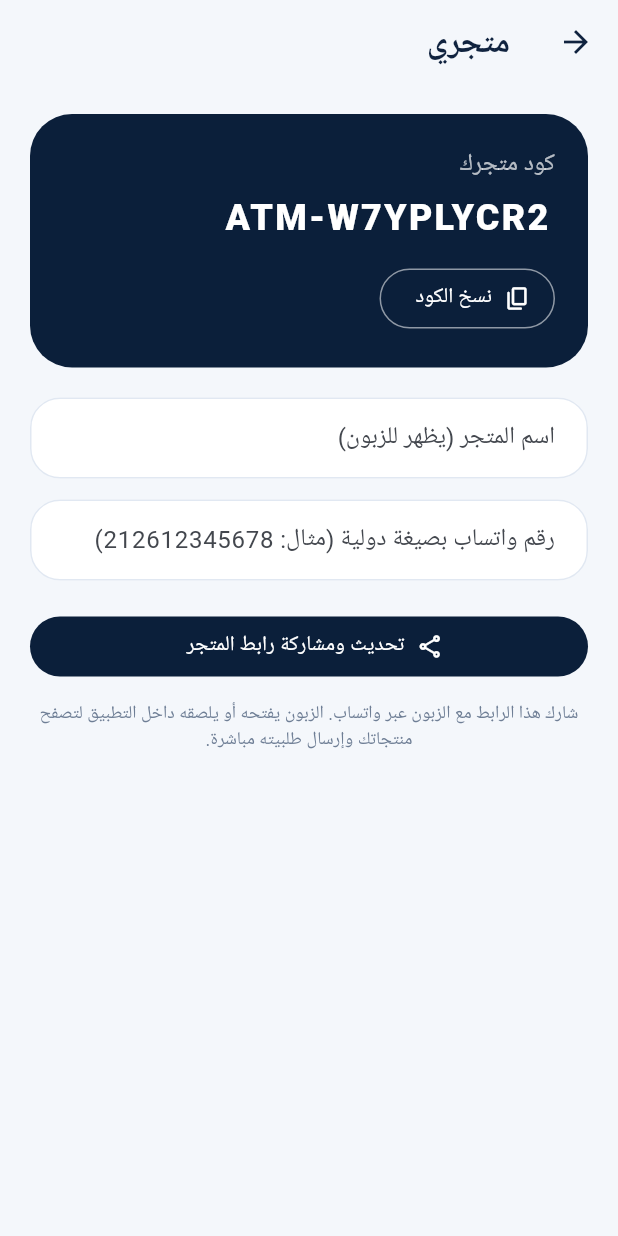
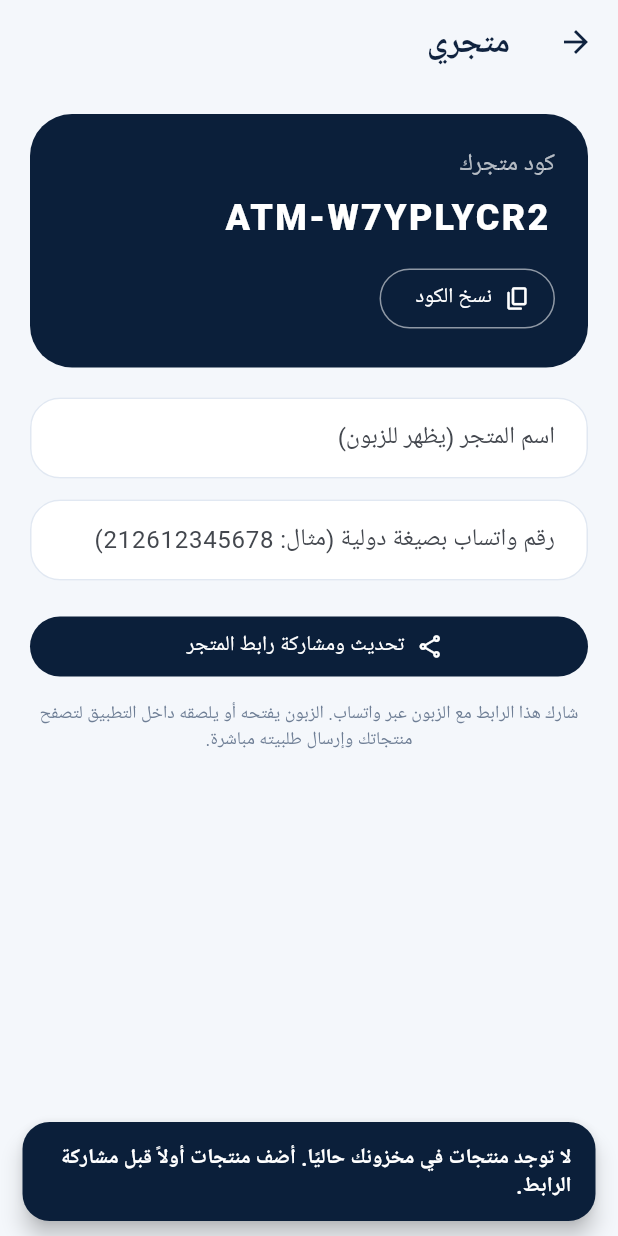
Before and after one commit to Gyorinm/atmina, a Flutter app: the MerchantStoreScreen screen opened directly, after a tap on "تحديث ومشاركة رابط المتجر", on a phone screen of 412 x 824 dp. Run offline on Flutter 3.47's test engine with Material 3 defaults, Android fonts, the phone set to English and light mode, and no system bars; our stand-ins replace app_links, file_picker, flutter_riverpod, share_plus, shared_preferences, sqflite; accounts and stored records are empty.

Commit message:
fix: reliably load full product list before sharing store link, add explicit full-link copy button

```diff
--- a/lib/src/features/store/presentation/screens/merchant_store_screen.dart
+++ b/lib/src/features/store/presentation/screens/merchant_store_screen.dart
@@ -20,6 +20,8 @@ class _MerchantStoreScreenState extends ConsumerState<MerchantStoreScreen> {
   late final TextEditingController _whatsappController;
   bool _initialized = false;
   bool _sharing = false;
+  String? _lastLink;
+  int? _lastItemsCount;
 
   @override
   void initState() {
@@ -118,6 +120,43 @@ class _MerchantStoreScreenState extends ConsumerState<MerchantStoreScreen> {
                   label: Text(_sharing ? 'جارٍ التجهيز...' : 'تحديث ومشاركة رابط المتجر'),
                 ),
                 const SizedBox(height: 12),
+                if (_lastLink != null) ...[
+                  Container(
+                    padding: const EdgeInsets.all(16),
+                    decoration: BoxDecoration(
+                      color: Colors.white,
+                      borderRadius: BorderRadius.circular(20),
+                      border: Border.all(color: AppColors.border),
+                    ),
+                    child: Column(
+                      crossAxisAlignment: CrossAxisAlignment.stretch,
+                      children: [
+                        Text(
+                          'الرابط يحتوي حاليًا على ${_lastItemsCount ?? 0} منتج.',
+                          style: theme.textTheme.bodySmall?.copyWith(color: AppColors.textMuted),
+                        ),
+                        const SizedBox(height: 10),
+                        SelectableText(
+                          _lastLink!,
+                          maxLines: 3,
+                          style: theme.textTheme.bodySmall,
+                        ),
+                        const SizedBox(height: 10),
+                        OutlinedButton.icon(
+                          onPressed: () {
+                            Clipboard.setData(ClipboardData(text: _lastLink!));
+                            ScaffoldMessenger.of(context).showSnackBar(
+                              const SnackBar(content: Text('تم نسخ الرابط الكامل')),
+                            );
+                          },
+                          icon: const Icon(Icons.link_rounded),
+                          label: const Text('نسخ الرابط الكامل'),
+                        ),
+                      ],
+                    ),
+                  ),
+                  const SizedBox(height: 12),
+                ],
                 Text(
                   'شارك هذا الرابط مع الزبون عبر واتساب. الزبون يفتحه أو يلصقه داخل التطبيق لتصفح منتجاتك وإرسال طلبيته مباشرة.',
                   style: theme.textTheme.bodySmall?.copyWith(color: AppColors.textMuted),
@@ -142,7 +181,16 @@ class _MerchantStoreScreenState extends ConsumerState<MerchantStoreScreen> {
             whatsappNumber: whatsapp,
           );
 
-      final products = ref.read(productsControllerProvider).valueOrNull ?? const [];
+      final products = await ref.read(productsControllerProvider.future);
+      if (products.isEmpty) {
+        if (mounted) {
+          ScaffoldMessenger.of(context).showSnackBar(
+            const SnackBar(content: Text('لا توجد منتجات في مخزونك حاليًا. أضف منتجات أولاً قبل مشاركة الرابط.')),
+          );
+        }
+        return;
+      }
+
       final payload = StoreService().buildPayload(
         storeCode: profile.storeCode,
         storeName: name,
@@ -150,10 +198,17 @@ class _MerchantStoreScreenState extends ConsumerState<MerchantStoreScreen> {
         products: products,
       );
       final uri = Uri(scheme: 'atmina', host: 'store', path: '/${payload.encode()}');
+      final link = uri.toString();
+
+      setState(() {
+        _lastLink = link;
+        _lastItemsCount = payload.items.length;
+      });
+
       await SharePlus.instance.share(
         ShareParams(
           text: 'متجر ${name.isEmpty ? profile.storeCode : name} على Atmina\n'
-              'افتح هذا الرابط لتصفح المنتجات وإرسال طلبيتك:\n$uri',
+              'افتح هذا الرابط لتصفح المنتجات وإرسال طلبيتك:\n$link',
           title: 'رابط المتجر',
         ),
       );
```
